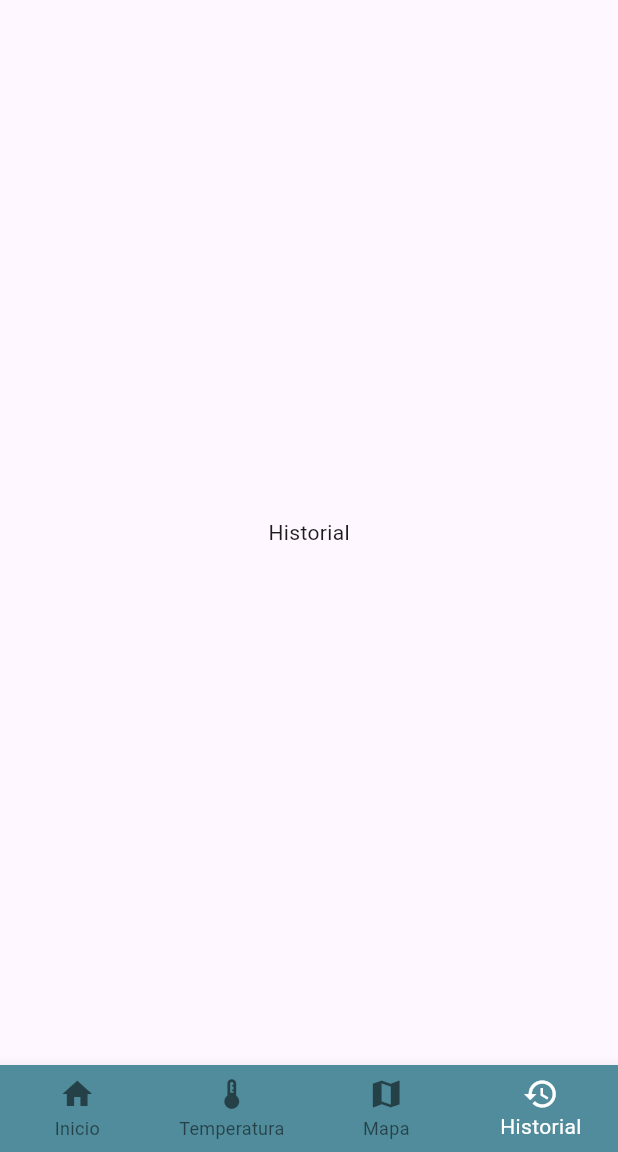
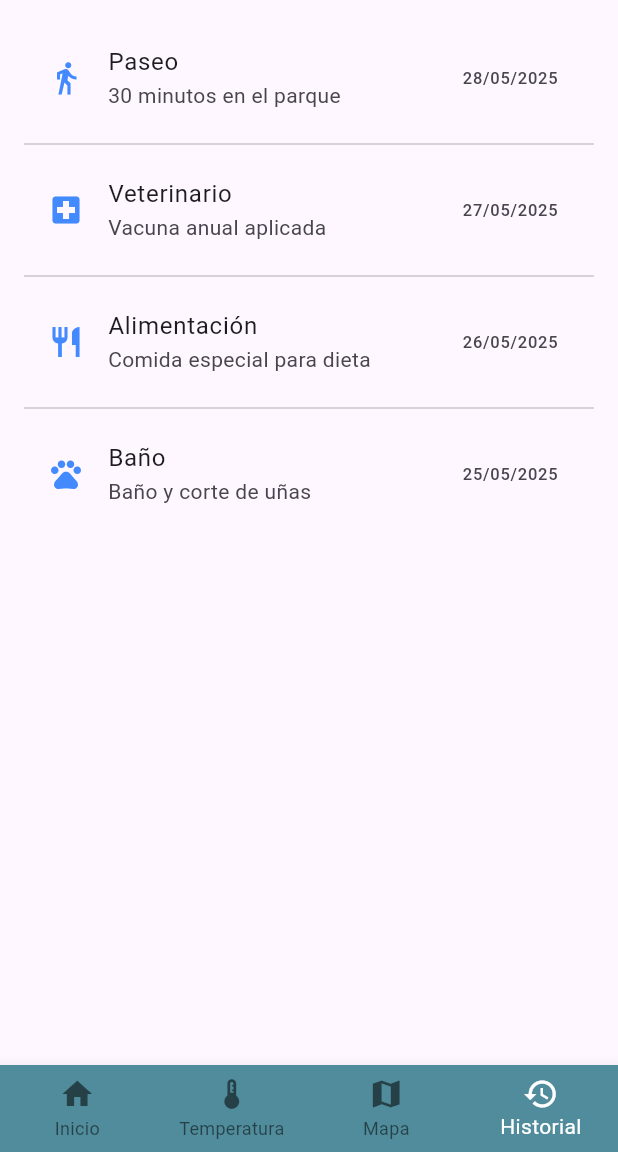
Before and after one commit to luisguillermo900/PE-PetSafe, a Flutter app: the HomeView screen opened directly, item 4 of the bottom bar chosen, on a phone screen of 412 x 824 dp, the part 84-1236 px from its top. Run offline on Flutter 3.47's test engine with Material 3 defaults, Android fonts, the phone set to English and light mode, and no system bars; our stand-ins replace flutter_riverpod.

Commit message:
mutable state of en el historial de la app

```diff
--- a/lib/providers/providers.dart
+++ b/lib/providers/providers.dart
@@ -4,6 +4,8 @@ import '../viewmodels/login_viewmodel.dart';
 import '../viewmodels/home_viewmodel.dart';
 import '../viewmodels/temperatura_viewmodel.dart';
 import '../viewmodels/user_viewmodel.dart';
+import '../viewmodels/historial_viewmodel.dart';
+
 
 final loginProvider = StateNotifierProvider<LoginViewModel, LoginState>(
   (ref) => LoginViewModel(),
@@ -21,3 +23,7 @@ final temperaturaProvider =
 final userProvider = StateNotifierProvider<UserViewModel, UserModel>(
   (ref) => UserViewModel(),
 );
+
+final historialProvider = StateNotifierProvider<HistorialViewModel, HistorialState>(
+  (ref) => HistorialViewModel(),
+);
--- /dev/null
+++ b/lib/viewmodels/historial_viewmodel.dart
@@ -0,0 +1,60 @@
+import 'package:flutter_riverpod/flutter_riverpod.dart';
+import '../models/historial_model.dart';
+
+class HistorialState {
+  final List<HistorialItem> historial;
+  final bool isLoading;
+
+  HistorialState({
+    required this.historial,
+    required this.isLoading,
+  });
+
+  HistorialState copyWith({
+    List<HistorialItem>? historial,
+    bool? isLoading,
+  }) {
+    return HistorialState(
+      historial: historial ?? this.historial,
+      isLoading: isLoading ?? this.isLoading,
+    );
+  }
+}
+
+class HistorialViewModel extends StateNotifier<HistorialState> {
+  HistorialViewModel()
+      : super(HistorialState(historial: [], isLoading: false)) {
+    cargarHistorial();
+  }
+
+  void cargarHistorial() async {
+    state = state.copyWith(isLoading: true);
+    await Future.delayed(const Duration(seconds: 1)); // Simula carga
+    state = state.copyWith(
+      historial: [
+        HistorialItem(
+            fecha: '28/05/2025',
+            evento: 'Paseo',
+            detalle: '30 minutos en el parque'),
+        HistorialItem(
+            fecha: '27/05/2025',
+            evento: 'Veterinario',
+            detalle: 'Vacuna anual aplicada'),
+        HistorialItem(
+            fecha: '26/05/2025',
+            evento: 'Alimentación',
+            detalle: 'Comida especial para dieta'),
+        HistorialItem(
+            fecha: '25/05/2025',
+            evento: 'Baño',
+            detalle: 'Baño y corte de uñas'),
+      ],
+      isLoading: false,
+    );
+  }
+
+  // Ejemplo de otro método que cambia el estado
+  void limpiarHistorial() {
+    state = state.copyWith(historial: []);
+  }
+}
--- /dev/null
+++ b/lib/views/historial/historial_view.dart
@@ -0,0 +1,44 @@
+import 'package:flutter/material.dart';
+import 'package:flutter_riverpod/flutter_riverpod.dart';
+import '../../providers/providers.dart';
+
+class HistorialView extends ConsumerWidget {
+  const HistorialView({super.key});
+
+  @override
+  Widget build(BuildContext context, WidgetRef ref) {
+    final state = ref.watch(historialProvider);
+
+    if (state.isLoading) {
+      return const Center(child: CircularProgressIndicator());
+    }
+
+    if (state.historial.isEmpty) {
+      return const Center(child: Text('No hay historial.'));
+    }
+
+    return ListView.separated(
+      padding: const EdgeInsets.all(16),
+      itemCount: state.historial.length,
+      separatorBuilder: (_, __) => const Divider(),
+      itemBuilder: (context, index) {
+        final item = state.historial[index];
+        return ListTile(
+          leading: Icon(
+            item.evento == 'Paseo'
+                ? Icons.directions_walk
+                : item.evento == 'Veterinario'
+                    ? Icons.local_hospital
+                    : item.evento == 'Alimentación'
+                        ? Icons.restaurant
+                        : Icons.pets,
+            color: Colors.blueAccent,
+          ),
+          title: Text(item.evento),
+          subtitle: Text(item.detalle),
+          trailing: Text(item.fecha),
+        );
+      },
+    );
+  }
+}
--- a/lib/views/home/home_view.dart
+++ b/lib/views/home/home_view.dart
@@ -3,6 +3,7 @@ import 'package:flutter_riverpod/flutter_riverpod.dart';
 import '../../models/user_model.dart';
 import '../../providers/providers.dart';
 import '../temperatura/temperatura_view.dart';
+import '../historial/historial_view.dart';
 
 class HomeView extends ConsumerWidget {
   const HomeView({super.key});
@@ -201,7 +202,7 @@ class HomeView extends ConsumerWidget {
       ),
       const TemperaturaView(),
       const Center(child: Text("Mapa")),
-      const Center(child: Text("Historial")),
+      const HistorialView(),
     ];
 
     return Scaffold(
@@ -224,10 +225,7 @@ class HomeView extends ConsumerWidget {
             label: "Temperatura",
           ),
           BottomNavigationBarItem(icon: Icon(Icons.map), label: "Mapa"),
-          BottomNavigationBarItem(
-            icon: Icon(Icons.history),
-            label: "Historial",
-          ),
+          BottomNavigationBarItem(icon: Icon(Icons.history),label: "Historial"),
         ],
       ),
     );
```
Also changed, not shown: lib/models/historial_model.dart (added, +11 -0 lines).
